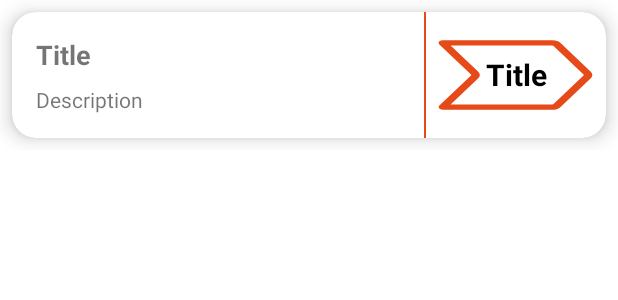
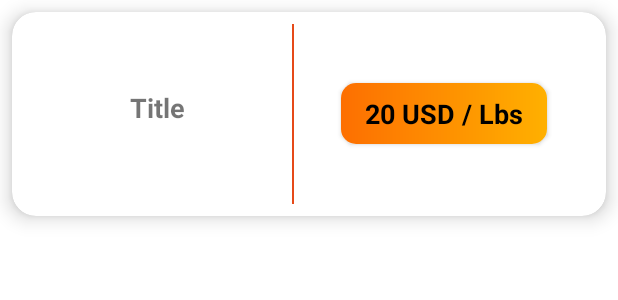
Before and after one commit to emrood/sunrise_tv, an Android app: the layout item_price.xml on its own in the app's theme, with its tools: preview values and no code run, on a phone screen of 412 x 824 dp. Shown: the top 300 px of the screen. Run offline under Robolectric (Android 15) with nearby library versions, the phone set to English and light mode, and no system bars.

Commit message:
Design update

```diff
--- a/app/src/main/java/com/wyzdev/sunrisetv/ui/activities/MainActivity.java
+++ b/app/src/main/java/com/wyzdev/sunrisetv/ui/activities/MainActivity.java
@@ -382,7 +382,7 @@ public class MainActivity extends AppCompatActivity {
             AsyncTask.execute(new Runnable() {
                 @Override
                 public void run() {
-                    APIClient.getClient().create(APIInterface.class).getTruckStations(null, "truck,station", 1L)
+                    APIClient.getClient().create(APIInterface.class).getTruckStations("id", "truck,station", 1L)
                             .enqueue(new Callback<List<TruckStation>>() {
                                 @Override
                                 public void onResponse(Call<List<TruckStation>> call, Response<List<TruckStation>> response) {
@@ -436,9 +436,9 @@ public class MainActivity extends AppCompatActivity {
                     int current = binding.viewPager.getCurrentItem();
                     int next = (current + 1) % itemCount;
                     binding.viewPager.setCurrentItem(next, true);
-                    sliderHandler.postDelayed(this, 3000);
+                    sliderHandler.postDelayed(this, 8000);
                 }
-            }, 3000);
+            }, 8000);
         }catch (Exception e){
 
         }
--- /dev/null
+++ b/app/src/main/res/drawable/custom_gradient.xml
@@ -0,0 +1,9 @@
+<?xml version="1.0" encoding="utf-8"?>
+<shape xmlns:android="http://schemas.android.com/apk/res/android">
+    <gradient
+        android:type="linear"
+        android:angle="0"
+        android:startColor="#FD6F01"
+        android:endColor="#FFB000" />
+
+</shape>
--- a/app/src/main/res/drawable/tag_one.xml
+++ b/app/src/main/res/drawable/tag_one.xml
@@ -8,6 +8,6 @@
       android:strokeLineJoin="round"
       android:strokeWidth="12"
       android:fillColor="#00000000"
-      android:strokeColor="@color/purple_200"
+      android:strokeColor="#E64A19"
       android:strokeLineCap="round"/>
 </vector>
--- a/app/src/main/res/layout/item_price.xml
+++ b/app/src/main/res/layout/item_price.xml
@@ -4,7 +4,7 @@
     xmlns:tools="http://schemas.android.com/tools"
     android:orientation="vertical"
     android:layout_width="match_parent"
-    android:layout_height="wrap_content">
+    android:layout_height="match_parent">
 
     <androidx.cardview.widget.CardView
         android:layout_width="match_parent"
@@ -16,14 +16,18 @@
         <LinearLayout
             android:layout_width="match_parent"
             android:layout_height="wrap_content"
+            android:minHeight="120dp"
+            android:layout_margin="8dp"
             android:orientation="horizontal">
 
             <LinearLayout
                 android:layout_width="match_parent"
                 android:layout_height="wrap_content"
                 android:layout_weight="1"
+                android:layout_gravity="center"
                 android:orientation="vertical"
-                android:padding="16dp">
+                android:gravity="center"
+                android:padding="8dp">
 
                 <TextView
                     android:id="@+id/tv_product_name"
@@ -38,6 +42,7 @@
                     android:id="@+id/description"
                     android:layout_width="wrap_content"
                     android:layout_height="wrap_content"
+                    android:visibility="gone"
                     tools:text="Description"
                     android:textSize="14sp" />
 
@@ -49,23 +54,37 @@
                 android:background="@color/purple_200"/>
 
             <RelativeLayout
-                android:layout_width="120dp"
+                android:layout_width="200dp"
                 android:layout_height="match_parent">
 
 
+                <androidx.cardview.widget.CardView
+                    android:layout_width="wrap_content"
+                    android:layout_height="wrap_content"
+                    android:layout_centerInParent="true"
+                    android:elevation="8dp"
+                    android:layout_margin="8dp"
+                    card_view:cardCornerRadius="10dp">
 
                     <TextView
                         android:id="@+id/tv_price"
-                    android:layout_centerInParent="true"
                         android:layout_width="wrap_content"
-                    android:layout_height="match_parent"
+                        android:layout_height="wrap_content"
+                        android:paddingStart="16dp"
+                        android:paddingEnd="16dp"
+                        android:paddingTop="8dp"
+                        android:paddingBottom="8dp"
                         android:textColor="@color/black"
-                    tools:text="Title"
+                        tools:text="20 USD / Lbs"
                         android:gravity="center"
-                    android:textSize="20sp"
+                        android:textSize="18sp"
                         android:textStyle="bold"
-                    android:background="@drawable/tag_one"
-                    android:layout_marginBottom="8dp" />
+                        android:background="@drawable/custom_gradient"/>
+
+                </androidx.cardview.widget.CardView>
+
+
+
 
             </RelativeLayout>
 
```
Also changed, not shown: app/src/main/res/drawable/price_background.xml (added, +29 -0 lines), app/src/main/res/layout-land/activity_main.xml (+15 -9 lines), app/src/main/res/layout/item_tracking.xml (+5 -2 lines). Lines whose indentation alone changed are shown as unchanged.
